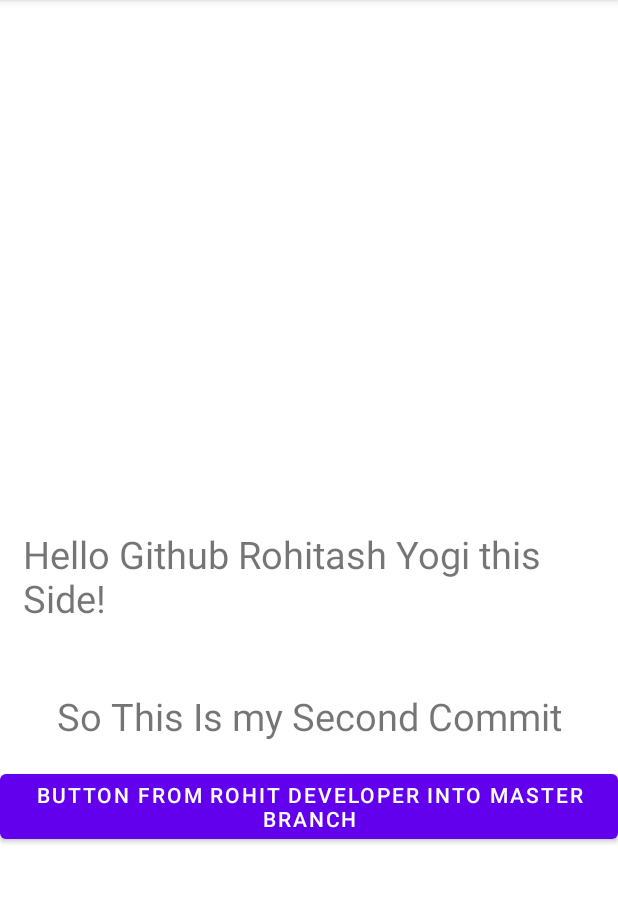
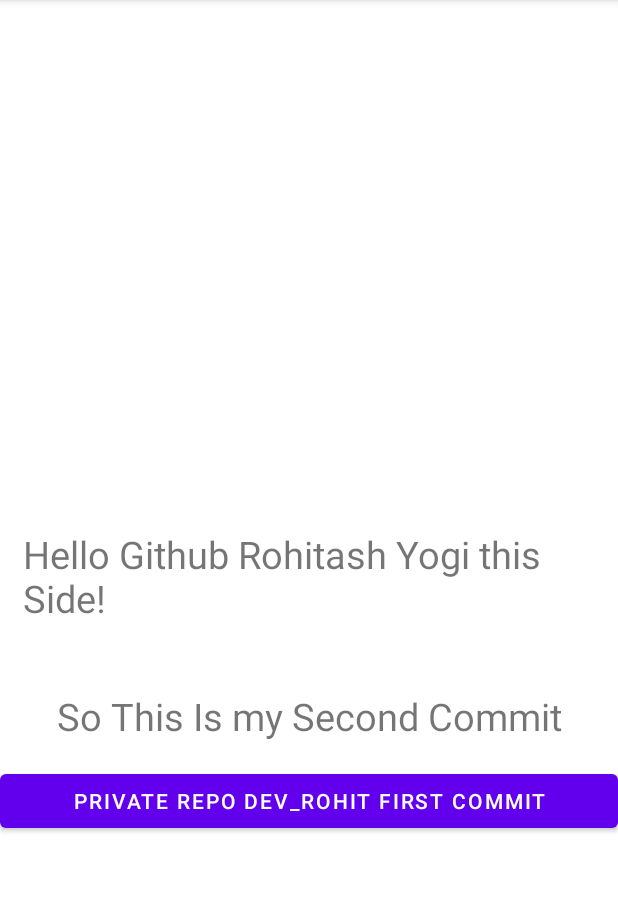
Before and after one commit to RohitashYogi/GithubLearning, an Android app: the screen it shows after launch (MainActivity), on a phone screen of 412 x 824 dp, the part 84-986 px from its top. Run offline under Robolectric (Android 15) with nearby library versions, the phone set to English and light mode, and no system bars.

```diff
--- a/app/src/main/res/layout/activity_main.xml
+++ b/app/src/main/res/layout/activity_main.xml
@@ -35,7 +35,7 @@
         app:layout_constraintTop_toBottomOf="@id/text2"
         android:layout_width="match_parent"
         android:layout_height="wrap_content"
-        android:text="Button From Rohit Developer into Master Branch"
+        android:text="Private repo Dev_Rohit First Commit"
       ></Button>
 
 </androidx.constraintlayout.widget.ConstraintLayout>
```
